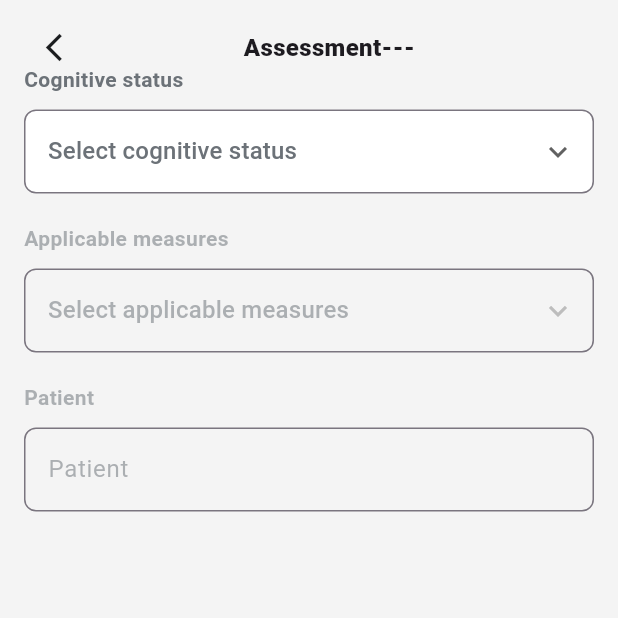
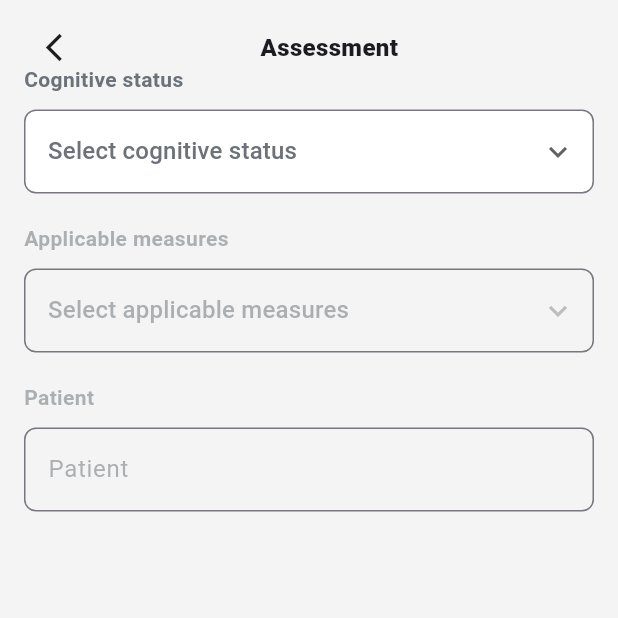
Before and after one commit to raj-oeses/firebase_test, a Flutter app: the screen it shows after launch, after a tap on "New assessment", on a phone screen of 412 x 824 dp, the top half of it. Run offline on Flutter 3.47's test engine with Material 3 defaults, Android fonts, the phone set to English and light mode, and no system bars; our stand-ins replace cloud_firestore, firebase_core, flutter_riverpod, fluttertoast, percent_indicator; accounts and stored records are empty; network calls fail; Roboto replaces fonts that are missing (robotoMF).

Commit message:
flow complete

```diff
--- a/lib/core/constants/demo_data.dart
+++ b/lib/core/constants/demo_data.dart
@@ -3,7 +3,7 @@ import '../../feature/home_page/data/model/history_model.dart';
 
 List<HistoryModel> historyList = [
   HistoryModel(
-      testName: "Physical Examination",
+      testName: "Normal",
       sn: 'Z00.00',
       name: 'Emerson Calzoni',
       age: '36',
@@ -12,7 +12,7 @@ List<HistoryModel> historyList = [
       id: '1',
       weight: '84'),
   HistoryModel(
-      testName: "Diagnostic Tests",
+      testName: "Mild Cognitive Impairment",
       sn: 'Z01.80',
       name: 'Davis Culhane',
       age: '41',
@@ -21,7 +21,7 @@ List<HistoryModel> historyList = [
       id: '2',
       weight: '44'),
   HistoryModel(
-      testName: "Diagnostic Tests",
+      testName: "Dementia",
       sn: 'Z01.80',
       name: 'Davis Culhane',
       age: '41',
--- a/lib/feature/home_page/pages/components/custom_tiles.dart
+++ b/lib/feature/home_page/pages/components/custom_tiles.dart
@@ -163,7 +163,7 @@ class RecentAssessmentTile extends StatelessWidget {
               onTap: () => Navigator.push(
                   context,
                   MaterialPageRoute(
-                      builder: (context) => NewAssessmentPage())),
+                      builder: (context) => NewAssessmentPage(data: data))),
               child: const Icon(Icons.arrow_circle_right_outlined,
                   color: orange600))
         ],
--- a/lib/feature/home_page/pages/home_page.dart
+++ b/lib/feature/home_page/pages/home_page.dart
@@ -2,7 +2,6 @@ import 'package:flutter/material.dart';
 import 'package:test_project/feature/new_assessment_page/pages/new_assessment_page.dart';
 
 import '../../../core/widgets/custom_button.dart';
-import '../../assessment_page/pages/assessment_page.dart';
 import 'components/home_body.dart';
 
 class HomePage extends StatelessWidget {
@@ -19,7 +18,8 @@ class HomePage extends StatelessWidget {
               onPressed: () => Navigator.push(
                   context,
                   MaterialPageRoute(
-                      builder: (context) => const NewAssessmentPage())),
+                      builder: (context) =>
+                          const NewAssessmentPage(showButton: true))),
               text: 'New assessment',
               icon: Icons.add),
         ));
--- a/lib/feature/new_assessment_page/pages/new_assessment_page.dart
+++ b/lib/feature/new_assessment_page/pages/new_assessment_page.dart
@@ -2,6 +2,7 @@ import 'package:flutter/material.dart';
 import 'package:flutter_riverpod/flutter_riverpod.dart';
 import 'package:test_project/core/utils/toast.dart';
 import 'package:test_project/core/widgets/app_bar.dart';
+import 'package:test_project/core/widgets/custom_circular_progress.dart';
 import 'package:test_project/feature/assessment_page/pages/assessment_page.dart';
 import 'package:test_project/feature/home_page/data/model/history_model.dart';
 import 'package:test_project/feature/new_assessment_page/data/model/patient_data_model.dart';
@@ -9,11 +10,13 @@ import 'package:test_project/feature/new_assessment_page/pages/components/new_as
 import 'package:test_project/feature/new_assessment_page/pages/provider/new_assessment_provider.dart';
 
 import '../../../core/widgets/custom_button.dart';
+import 'provider/new_assessment_state.dart';
 
 class NewAssessmentPage extends ConsumerStatefulWidget {
   final HistoryModel? data;
+  final bool? showButton;
 
-  const NewAssessmentPage({super.key, this.data});
+  const NewAssessmentPage({super.key, this.data, this.showButton});
 
   @override
   ConsumerState createState() => _NewAssessmentPageState();
@@ -21,27 +24,47 @@ class NewAssessmentPage extends ConsumerStatefulWidget {
 
 class _NewAssessmentPageState extends ConsumerState<NewAssessmentPage> {
   @override
+  void initState() {
+    if (widget.data?.testName != null) {
+      WidgetsBinding.instance.addPostFrameCallback((timeStamp) =>
+          ref.read(newAssessProvider.notifier).setValue(widget.data));
+    }
+    super.initState();
+  }
+
+  @override
   Widget build(BuildContext context) {
     final nwAssessState = ref.watch(newAssessProvider);
     return Scaffold(
-      appBar: const CustomAppBar(title: 'Assessment---'),
+      appBar: const CustomAppBar(title: 'Assessment'),
       body: NewAssessmentBody(data: widget.data),
-      bottomNavigationBar: Padding(
+      bottomNavigationBar: widget.showButton ?? false
+          ? Padding(
               padding: const EdgeInsets.all(8.0),
-        child: ShadowButton(
+              child: nwAssessState.isLoading ?? false
+                  ? const CustomCircularProgress()
+                  : ShadowButton(
                       onPressed: () => nwAssessState.fullName!.trim().isEmpty
                           ? showToast('Input Valid Name', isValid: false)
-                : Navigator.push(
-                    context,
+                          : _save(nwAssessState, context),
+                      isDisable: nwAssessState.isIgnoring,
+                      text: 'Start assessment'),
+            )
+          : null,
+    );
+  }
+
+  _save(NewAssessmentState nwAssessState, BuildContext buildContext) async {
+    bool isSaved = await ref.read(newAssessProvider.notifier).saveUserData();
+    if (isSaved) {
+      Navigator.push(
+          buildContext,
           MaterialPageRoute(
               builder: (context) => AssessmentPage(
                   data: PatientDataModel(
                       status: nwAssessState.selectedStatus,
                       measures: nwAssessState.selectedMeasure,
-                                patientName: nwAssessState.fullName)))),
-            isDisable: nwAssessState.isIgnoring,
-            text: 'Start assessment'),
-      ),
-    );
+                      patientName: nwAssessState.fullName))));
     }
   }
+}
--- a/lib/feature/new_assessment_page/pages/provider/new_assessment_state.dart
+++ b/lib/feature/new_assessment_page/pages/provider/new_assessment_state.dart
@@ -1,14 +1,11 @@
-import 'package:flutter/material.dart';
-import 'package:flutter/widgets.dart';
-
 class NewAssessmentState {
   final bool isIgnoring;
   final String? selectedStatus;
   final String? selectedMeasure;
   final List<String>? status;
   final List<String>? measures;
-   String? fullName;
-
+  final bool? isLoading;
+  String? fullName;
 
   NewAssessmentState({
     this.isIgnoring = true,
@@ -16,6 +13,7 @@ class NewAssessmentState {
     this.selectedStatus,
     this.selectedMeasure,
     this.measures,
+    this.isLoading = false,
     this.fullName,
   });
 
@@ -25,6 +23,7 @@ class NewAssessmentState {
     String? selectedMeasure,
     List<String>? status,
     List<String>? measures,
+    bool? isLoading,
     String? fullName,
   }) =>
       NewAssessmentState(
@@ -33,6 +32,7 @@ class NewAssessmentState {
         selectedMeasure: selectedMeasure ?? this.selectedMeasure,
         status: status ?? this.status,
         measures: measures ?? this.measures,
+        isLoading: isLoading ?? this.isLoading,
         fullName: fullName ?? this.fullName,
       );
 }
```
Also changed, not shown: lib/core/widgets/custom_circular_progress.dart (added, +25 -0 lines), lib/feature/assessment_page/pages/assessment_page.dart (+34 -14 lines), lib/feature/assessment_page/pages/components/tab4.dart (+29 -7 lines), lib/feature/assessment_page/pages/provider/assessment_provider.dart (+10 -5 lines), lib/feature/assessment_page/pages/provider/assessment_state.dart (+8 -1 lines), lib/feature/new_assessment_page/pages/provider/new_assessment_provider.dart (+27 -1 lines). Lines whose indentation alone changed are shown as unchanged.
